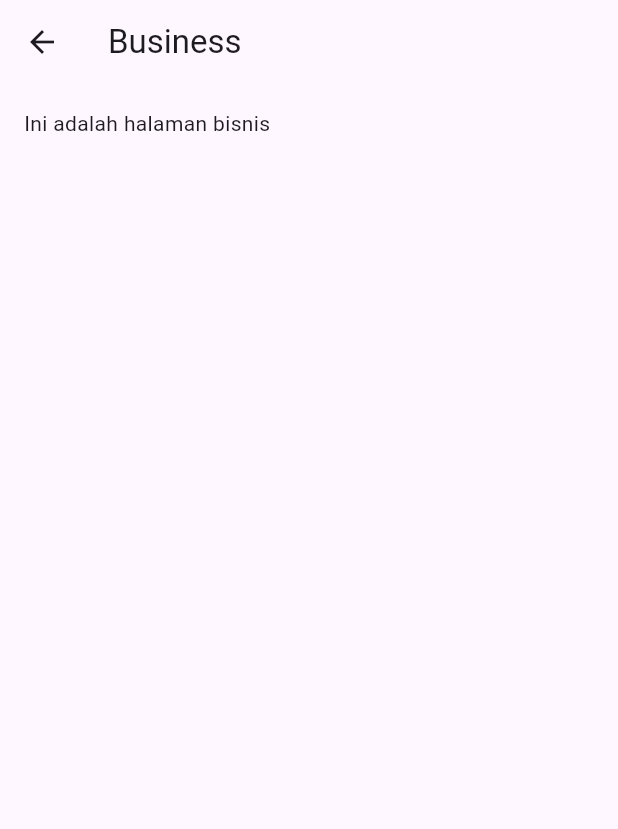
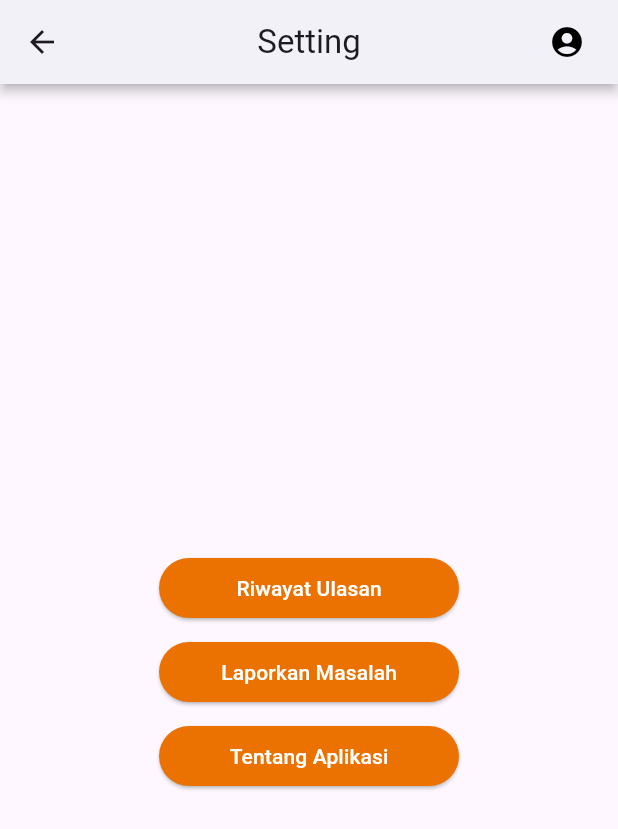
Before and after one commit to Angelinagustin/PAB, a Flutter app: the SettingScreen screen opened directly, on a phone screen of 412 x 824 dp. Shown: the top 829 px of the screen. Run offline on Flutter 3.47's test engine with Material 3 defaults, Android fonts, the phone set to English and light mode, and no system bars.

Commit message:
Add: button

```diff
--- a/restoran_palembang/restoran_palembang/button/lib/screens/setting_screen.dart
+++ b/restoran_palembang/restoran_palembang/button/lib/screens/setting_screen.dart
@@ -7,11 +7,83 @@ class SettingScreen extends StatelessWidget {
   Widget build(BuildContext context) {
     return Scaffold(
       appBar: AppBar(
-        title: const Text('Business'),
+        title: const Text('Setting'),
+        centerTitle: true,
+        backgroundColor: Colors.white,
+        shadowColor: Colors.black,
+        elevation: 3,
+        actions: [
+          // Profile icon on the right
+          IconButton(
+            icon: const Icon(Icons.account_circle, color: Colors.black),
+            onPressed: () {
+              // Action for profile icon, e.g., navigate to profile screen
+              print('Profile icon pressed');
+            },
+          ),
+          const SizedBox(
+              width:
+                  10), // Optional: Adds some space between the icon and the edge
+        ],
       ),
-      body: const Padding(
-          padding: EdgeInsets.all(16),
-          child: Text('Ini adalah halaman bisnis')),
+      body: Center(
+        child: Column(
+          mainAxisAlignment: MainAxisAlignment.center,
+          children: [
+            // Login button
+            const SizedBox(height: 16),
+            SizedBox(
+              width: 200,
+              height: 40,
+              child: ElevatedButton(
+                style: ElevatedButton.styleFrom(
+                  backgroundColor: Color.fromARGB(255, 235, 113, 0),
+                ),
+                onPressed: () {
+                  Navigator.pushNamed(context, '/login');
+                },
+                child: const Text(
+                  'Riwayat Ulasan',
+                  style: TextStyle(color: Colors.white),
+                ),
+              ),
+            ),
+            // Sign Up button with the same size and style as the Login button
+            const SizedBox(height: 16),
+            SizedBox(
+              width: 200,
+              height: 40,
+              child: ElevatedButton(
+                style: ElevatedButton.styleFrom(
+                  backgroundColor: Color.fromARGB(255, 235, 113, 0),
+                ),
+                onPressed: () {},
+                child: const Text(
+                  'Laporkan Masalah',
+                  style: TextStyle(color: Colors.white),
+                ),
+              ),
+            ),
+            const SizedBox(height: 16),
+            SizedBox(
+              width: 200,
+              height: 40,
+              child: ElevatedButton(
+                style: ElevatedButton.styleFrom(
+                  backgroundColor: Color.fromARGB(255, 235, 113, 0),
+                ),
+                onPressed: () {
+                  Navigator.pushNamed(context, '/login');
+                },
+                child: const Text(
+                  'Tentang Aplikasi',
+                  style: TextStyle(color: Colors.white),
+                ),
+              ),
+            ),
+          ],
+        ),
+      ),
     );
   }
 }
```
Also changed, not shown: restoran_palembang/restoran_palembang/button/lib/screens/favorite_screen.dart (+100 -4 lines).
